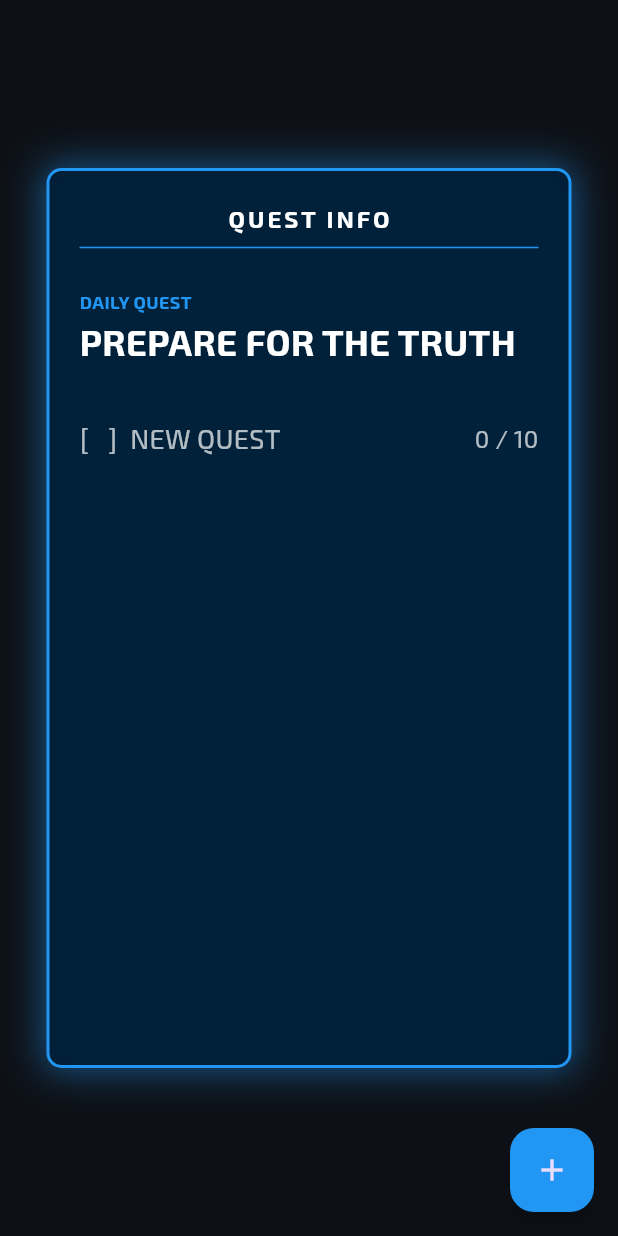
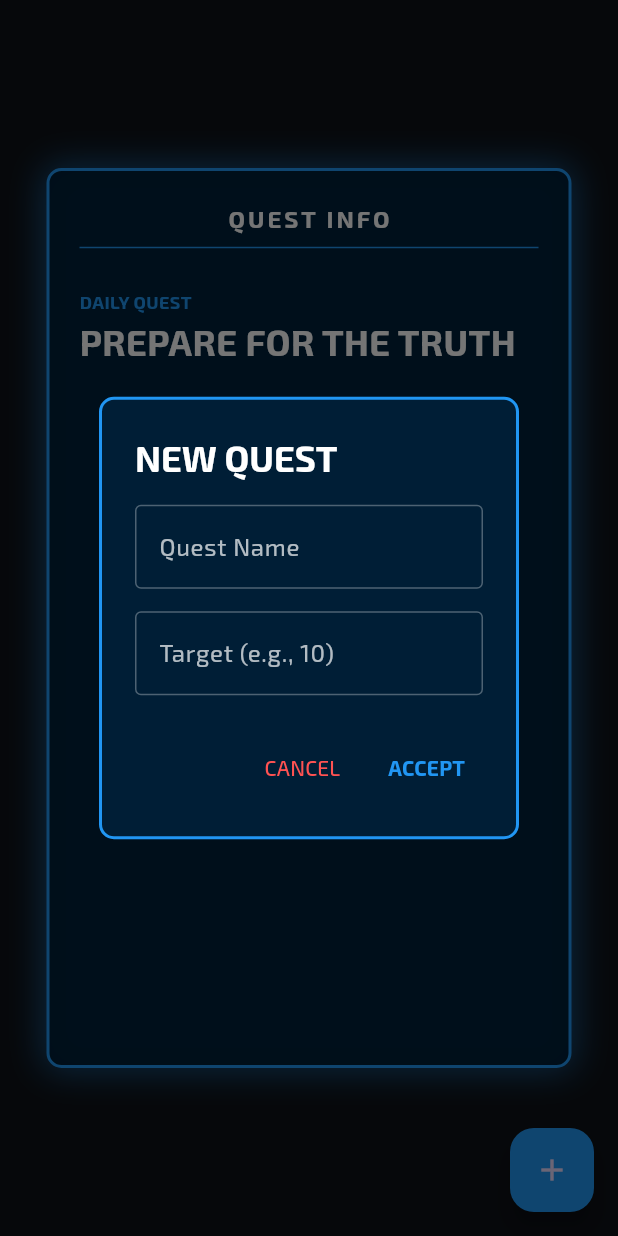
Before and after one commit to PrinceDahiya1/the-system-flutter, a Flutter app: the screen it shows after launch, after a tap on the "add" icon, on a phone screen of 412 x 824 dp. Run offline on Flutter 3.47's test engine with Material 3 defaults, Android fonts, the phone set to English and light mode, and no system bars; our stand-ins replace drift, drift_flutter, flutter_riverpod, google_fonts; accounts and stored records are empty; generated files the repository leaves out were written again.

Commit message:
feat: add Functionality for Adding Custom Quests with custom Targets

```diff
--- a/lib/screens/system_screen.dart
+++ b/lib/screens/system_screen.dart
@@ -1,6 +1,8 @@
 import 'package:flutter/material.dart';
 import 'package:flutter_riverpod/flutter_riverpod.dart';
 import 'package:drift/drift.dart' as drift; // Alias to avoid conflicts
+// ignore: unused_import
+import 'package:google_fonts/google_fonts.dart';
 import '../database/database.dart';
 import '../providers/database_provider.dart';
 
@@ -29,7 +31,108 @@ class _SystemScreenState extends ConsumerState<SystemScreen> {
     database.updateQuest(updatedQuest);
   }
 
+  // ignore: unused_element
+  Future<void> _showAddQuestDialog(BuildContext context) async {
+    final nameController = TextEditingController();
+    final targetController = TextEditingController();
+
+    await showDialog(
+      context: context,
+      builder: (context) {
+        return AlertDialog(
+          backgroundColor: const Color(0xFF001E36),
+          // Add a glow effect to the dialog
+          shape: RoundedRectangleBorder(
+            side: const BorderSide(color: Color(0xFF2196F3), width: 2),
+            borderRadius: BorderRadius.circular(10),
+          ),
+          title: const Text(
+            "NEW QUEST",
+            style: TextStyle(color: Colors.white, fontWeight: FontWeight.bold),
+          ),
+
+          content: Column(
+            mainAxisSize: MainAxisSize.min,
+            children: [
+              // 1. QUEST NAME INPUT
+              TextField(
+                controller: nameController,
+                style: const TextStyle(color: Colors.white), // Input text color
+                cursorColor: const Color(0xFF2196F3),
+                decoration: const InputDecoration(
+                  labelText: 'Quest Name',
+                  labelStyle: TextStyle(color: Colors.white70),
+                  enabledBorder: OutlineInputBorder(
+                    borderSide: BorderSide(color: Colors.white30),
+                  ),
+                  focusedBorder: OutlineInputBorder(
+                    borderSide: BorderSide(color: Color(0xFF2196F3)),
+                  ),
+                ),
+              ),
+              const SizedBox(height: 15), // Spacing
+              // 2. TARGET INPUT
+              TextField(
+                controller: targetController,
+                style: const TextStyle(color: Colors.white),
+                keyboardType: TextInputType.number,
+                cursorColor: const Color(0xFF2196F3),
+                decoration: const InputDecoration(
+                  labelText: 'Target (e.g., 10)',
+                  labelStyle: TextStyle(color: Colors.white70),
+                  enabledBorder: OutlineInputBorder(
+                    borderSide: BorderSide(color: Colors.white30),
+                  ),
+                  focusedBorder: OutlineInputBorder(
+                    borderSide: BorderSide(color: Color(0xFF2196F3)),
+                  ),
+                ),
+              ),
+            ],
+          ),
+          actions: [
+            TextButton(
+              onPressed: () => Navigator.of(context).pop(),
+              child: const Text(
+                "CANCEL",
+                style: TextStyle(color: Colors.redAccent),
+              ),
+            ),
+            TextButton(
+              onPressed: () {
+                final name = nameController.text;
+                final targetString = targetController.text;
+
+                if (name.isEmpty || targetString.isEmpty) return;
+                final targetInt = int.tryParse(targetString);
+
+                final companion = QuestsCompanion(
+                  title: drift.Value(name),
+                  target: drift.Value(targetInt ?? 0),
+                  current: const drift.Value(0),
+                  isCompleted: const drift.Value(false),
+                );
+
+                // Add to DB
+                ref.read(databaseProvider).addQuest(companion);
+                Navigator.of(context).pop();
+              },
+              child: const Text(
+                "ACCEPT",
+                style: TextStyle(
+                  color: Color(0xFF2196F3),
+                  fontWeight: FontWeight.bold,
+                ),
+              ),
+            ),
+          ],
+        );
+      },
+    );
+  }
+
   // LOGIC: Add a dummy quest for testing (We will remove this later)
+  // ignore: unused_element
   void _addDebugQuest() {
     final database = ref.read(databaseProvider);
     final companion = QuestsCompanion(
@@ -54,7 +157,8 @@ class _SystemScreenState extends ConsumerState<SystemScreen> {
 
     return Scaffold(
       floatingActionButton: FloatingActionButton(
-        onPressed: _addDebugQuest,
+        onPressed: () => _showAddQuestDialog(context),
+        //_addDebugQuest, // This is where we call the function we want to be executed when we press the + button
         backgroundColor: const Color(0xFF2196F3),
         child: const Icon(Icons.add),
       ),
```
